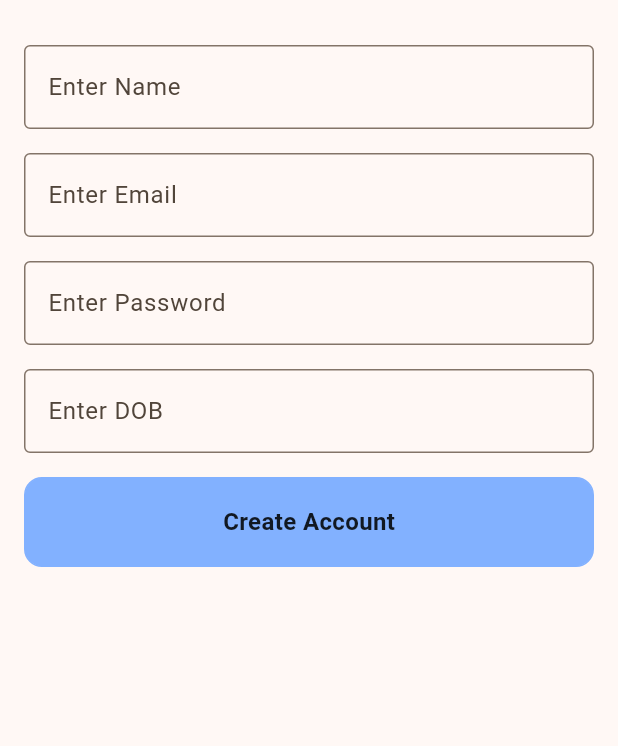
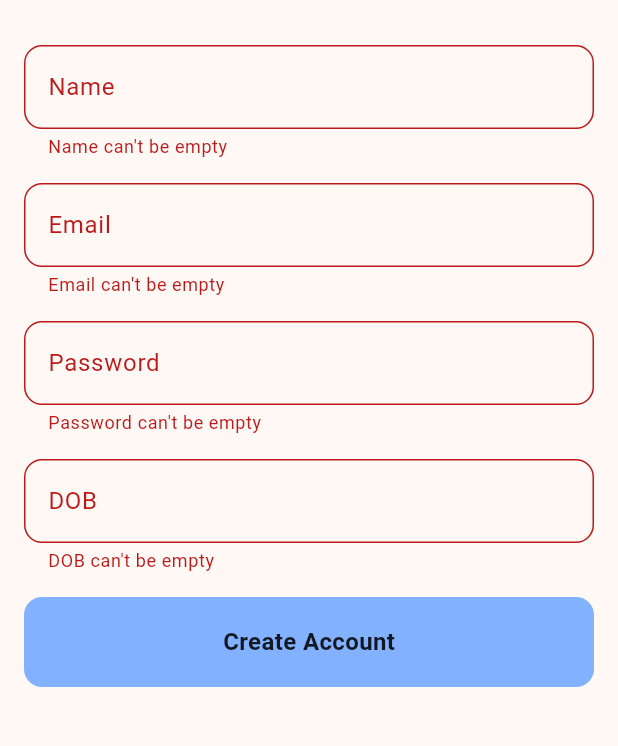
Before and after one commit to Aniket76/answer_it, a Flutter app: the SignUpScreen screen opened by its route, after a tap on "Create Account", on a phone screen of 412 x 824 dp, the part 63-809 px from its top. Run offline on Flutter 3.47's test engine with Material 2 defaults, Android fonts, the phone set to English and light mode, and no system bars; our stand-ins replace cloud_firestore, firebase_auth, firebase_core, flutter_bloc, freezed_annotation, get_it and 1 more; accounts and stored records are empty.

Commit message:
class 23

```diff
--- a/lib/presentation/views/sign_up/cubit/sign_up_cubit.dart
+++ b/lib/presentation/views/sign_up/cubit/sign_up_cubit.dart
@@ -1,3 +1,5 @@
+import 'dart:math';
+
 import 'package:answer_it/data/models/user_model.dart';
 import 'package:answer_it/domain/use_cases/user_use_cases/sign_up_usecase.dart';
 import 'package:answer_it/domain/use_cases/user_use_cases/update_user_usecase.dart';
@@ -23,6 +25,22 @@ class SignUpCubit extends Cubit<SignUpState> {
   TextEditingController dobController = TextEditingController();
 
   Future<bool> createAccount() async {
+    if (nameController.text.isEmpty) {
+      emit(state.copyWith(nameError: 'Name can\'t be empty'));
+    }
+
+    if (emailController.text.isEmpty) {
+      emit(state.copyWith(emailError: 'Email can\'t be empty'));
+    }
+
+    if (passwordController.text.isEmpty) {
+      emit(state.copyWith(passwordError: 'Password can\'t be empty'));
+    }
+
+    if (dobController.text.isEmpty) {
+      emit(state.copyWith(dobError: 'DOB can\'t be empty'));
+    }
+
     if (emailController.text.isNotEmpty &&
         passwordController.text.isNotEmpty &&
         nameController.text.isNotEmpty &&
--- a/lib/presentation/views/sign_up/cubit/sign_up_state.dart
+++ b/lib/presentation/views/sign_up/cubit/sign_up_state.dart
@@ -4,5 +4,10 @@ part of 'sign_up_cubit.dart';
 class SignUpState with _$SignUpState {
   const SignUpState._();
 
-  const factory SignUpState.initial() = _Initial;
+  const factory SignUpState.initial({
+    @Default(null) String? nameError,
+    @Default(null) String? emailError,
+    @Default(null) String? passwordError,
+    @Default(null) String? dobError,
+  }) = _Initial;
 }
--- a/lib/presentation/views/sign_up/sign_up_screen.dart
+++ b/lib/presentation/views/sign_up/sign_up_screen.dart
@@ -2,7 +2,9 @@ import 'package:answer_it/common/injection.dart';
 import 'package:answer_it/presentation/manager/route_manager.dart';
 import 'package:answer_it/presentation/views/sign_up/cubit/sign_up_cubit.dart';
 import 'package:answer_it/presentation/widgets/custom_button.dart';
+import 'package:answer_it/presentation/widgets/custom_text_field.dart';
 import 'package:flutter/material.dart';
+import 'package:flutter_bloc/flutter_bloc.dart';
 
 class SignUpScreen extends StatelessWidget {
   SignUpScreen({super.key});
@@ -11,53 +13,53 @@ class SignUpScreen extends StatelessWidget {
 
   @override
   Widget build(BuildContext context) {
-    return Scaffold(
+    return BlocProvider(
+      create: (context) {
+        return cubit;
+      },
+      child: Scaffold(
         appBar: AppBar(
           title: const Text('Sign Up'),
           centerTitle: true,
         ),
         body: SafeArea(
-        child: Padding(
+          child:
+              BlocBuilder<SignUpCubit, SignUpState>(builder: (context, state) {
+            return Padding(
               padding: const EdgeInsets.all(16.0),
               child: Column(children: [
-            TextField(
+                CustomTextField(
                   controller: cubit.nameController,
-              decoration: const InputDecoration(
-                border: OutlineInputBorder(),
+                  labelText: 'Name',
                   hintText: 'Enter Name',
-              ),
+                  errorText: state.nameError,
                 ),
                 const SizedBox(
                   height: 16,
                 ),
-            TextField(
+                CustomTextField(
                   controller: cubit.emailController,
-              decoration: const InputDecoration(
-                border: OutlineInputBorder(),
+                  labelText: 'Email',
                   hintText: 'Enter Email',
-              ),
+                  errorText: state.emailError,
                 ),
                 const SizedBox(
                   height: 16,
                 ),
-            TextField(
+                CustomTextField(
                   controller: cubit.passwordController,
-              decoration: const InputDecoration(
-                border: OutlineInputBorder(),
+                  labelText: 'Password',
                   hintText: 'Enter Password',
-              ),
-              keyboardType: TextInputType.visiblePassword,
+                  errorText: state.passwordError,
                 ),
                 const SizedBox(
                   height: 16,
                 ),
-            TextField(
+                CustomTextField(
                   controller: cubit.dobController,
-              decoration: const InputDecoration(
-                border: OutlineInputBorder(),
+                  labelText: 'DOB',
                   hintText: 'Enter DOB',
-              ),
-              keyboardType: TextInputType.datetime,
+                  errorText: state.dobError,
                 ),
                 const SizedBox(
                   height: 16,
@@ -67,7 +69,8 @@ class SignUpScreen extends StatelessWidget {
                     var isLoggedIn = await cubit.createAccount();
                     if (isLoggedIn) {
                       Navigator.of(context).pushNamedAndRemoveUntil(
-                      MobileRoutes.homeRoute, (Route<dynamic> route) => false);
+                          MobileRoutes.homeRoute,
+                          (Route<dynamic> route) => false);
                     } else {
                       debugPrint('Something went wrong');
                     }
@@ -76,6 +79,8 @@ class SignUpScreen extends StatelessWidget {
                   buttonColor: Colors.blueAccent.shade100,
                 )
               ]),
+            );
+          }),
         ),
       ),
     );
--- /dev/null
+++ b/lib/presentation/widgets/custom_text_field.dart
@@ -0,0 +1,29 @@
+import 'package:flutter/material.dart';
+
+class CustomTextField extends StatelessWidget {
+  const CustomTextField(
+      {required this.controller,
+      this.labelText,
+      this.hintText,
+      this.errorText,
+      super.key});
+
+  final TextEditingController controller;
+  final String? labelText;
+  final String? hintText;
+  final String? errorText;
+
+  @override
+  Widget build(BuildContext context) {
+    return TextField(
+      controller: controller,
+      decoration: InputDecoration(
+        label: (labelText != null) ? Text(labelText ?? '') : null,
+        border: const OutlineInputBorder(
+            borderRadius: BorderRadius.all(Radius.circular(12))),
+        hintText: hintText,
+        errorText: errorText,
+      ),
+    );
+  }
+}
```
Also changed, not shown: lib/presentation/views/sign_up/cubit/sign_up_cubit.freezed.dart, 2591 other files. Lines whose indentation alone changed are shown as unchanged.
